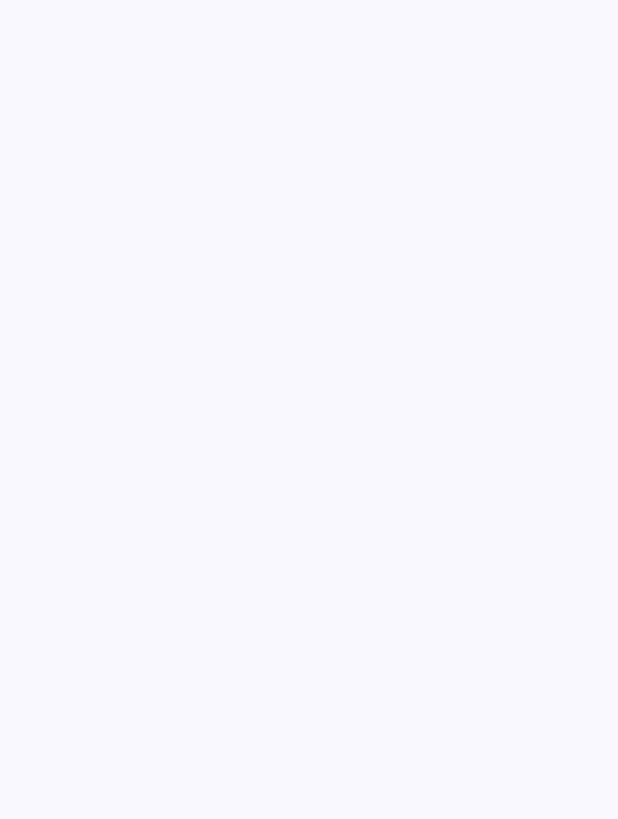
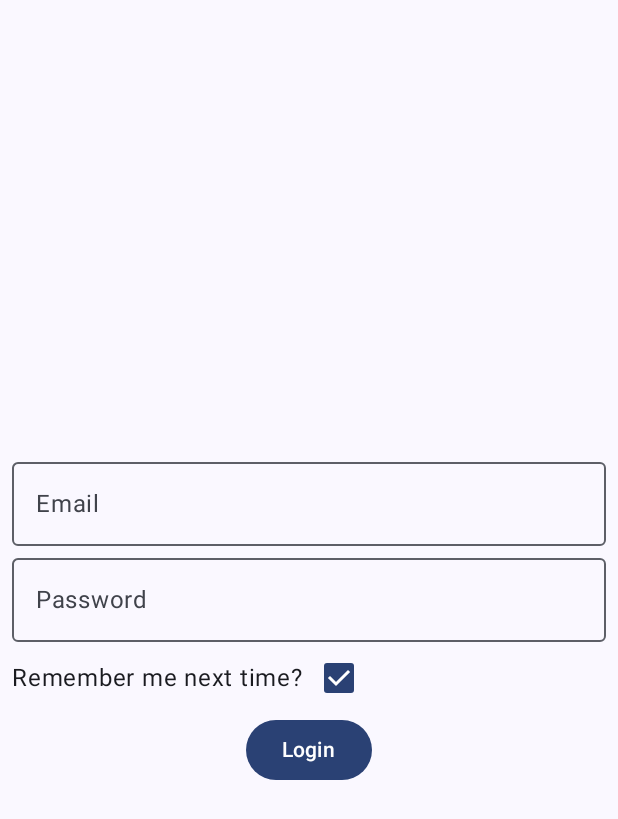
Before and after one commit to AhmedMaad/Banque-Misr-Intern-Projects-2024, an Android app built with Jetpack Compose: the screen it shows after launch (MainActivity), on a phone screen of 412 x 824 dp. Before the commit the part shown is empty. Shown: the top 819 px of the screen. Run offline under Robolectric (Android 15) with nearby library versions, the phone set to English and light mode, and no system bars.

Commit message:
making login with shared preferences

```diff
--- a/Photo Picker App/app/src/main/java/com/maad/photopickerapp/MainActivity.kt
+++ b/Photo Picker App/app/src/main/java/com/maad/photopickerapp/MainActivity.kt
@@ -1,23 +1,22 @@
 package com.maad.photopickerapp
 
+import android.content.Context
 import android.content.Intent
-import android.net.Uri
 import android.os.Bundle
-import android.widget.Toast
 import androidx.activity.ComponentActivity
-import androidx.activity.compose.rememberLauncherForActivityResult
 import androidx.activity.compose.setContent
 import androidx.activity.enableEdgeToEdge
-import androidx.activity.result.contract.ActivityResultContracts
-import androidx.annotation.StringRes
-import androidx.compose.foundation.Image
 import androidx.compose.foundation.layout.Arrangement
+import androidx.compose.foundation.layout.Box
 import androidx.compose.foundation.layout.Column
+import androidx.compose.foundation.layout.Row
 import androidx.compose.foundation.layout.fillMaxSize
-import androidx.compose.foundation.layout.height
+import androidx.compose.foundation.layout.fillMaxWidth
 import androidx.compose.foundation.layout.padding
-import androidx.compose.foundation.layout.width
+import androidx.compose.foundation.text.KeyboardOptions
 import androidx.compose.material3.Button
+import androidx.compose.material3.Checkbox
+import androidx.compose.material3.OutlinedTextField
 import androidx.compose.material3.Scaffold
 import androidx.compose.material3.Text
 import androidx.compose.runtime.Composable
@@ -29,10 +28,11 @@ import androidx.compose.ui.Alignment
 import androidx.compose.ui.Modifier
 import androidx.compose.ui.platform.LocalContext
 import androidx.compose.ui.res.stringResource
+import androidx.compose.ui.text.input.KeyboardType
+import androidx.compose.ui.text.input.PasswordVisualTransformation
+import androidx.compose.ui.text.input.VisualTransformation
 import androidx.compose.ui.tooling.preview.Preview
 import androidx.compose.ui.unit.dp
-import coil.ImageLoader
-import coil.compose.rememberAsyncImagePainter
 import com.maad.photopickerapp.ui.theme.PhotoPickerAppTheme
 
 class MainActivity : ComponentActivity() {
@@ -41,10 +41,85 @@ class MainActivity : ComponentActivity() {
         enableEdgeToEdge()
         setContent {
             PhotoPickerAppTheme {
-                Scaffold(modifier = Modifier.fillMaxSize()) { innerPadding ->
-
+                Scaffold(modifier = Modifier.fillMaxSize()) { _ ->
+                    LoginPage()
                 }
             }
         }
     }
 }
+
+@Composable
+fun LoginPage(modifier: Modifier = Modifier) {
+    Column(
+        verticalArrangement = Arrangement.Center,
+        modifier = modifier
+            .fillMaxSize()
+            .padding(start = 8.dp, end = 8.dp)
+    ) {
+        val context = LocalContext.current
+        val prefs = context.getSharedPreferences("user_data", Context.MODE_PRIVATE)
+        val savedEmail = prefs.getString("email", "")!!
+        val savedPassword = prefs.getString("password", "")!!
+
+
+        var email by remember { mutableStateOf(savedEmail) }
+        var password by remember { mutableStateOf(savedPassword) }
+        var checkBoxState by remember { mutableStateOf(true) }
+
+        OutlinedTextField(
+            value = email,
+            onValueChange = { email = it },
+            label = { Text(text = stringResource(R.string.email)) },
+            keyboardOptions = KeyboardOptions(keyboardType = KeyboardType.Email),
+            modifier = modifier.fillMaxWidth()
+        )
+        OutlinedTextField(
+            value = password,
+            onValueChange = { password = it },
+            label = { Text(text = stringResource(R.string.password)) },
+            visualTransformation = PasswordVisualTransformation(),
+            keyboardOptions = KeyboardOptions(keyboardType = KeyboardType.Password),
+            modifier = modifier.fillMaxWidth()
+        )
+        Row(
+            verticalAlignment = Alignment.CenterVertically
+        ) {
+            Text(text = stringResource(R.string.remember_me_next_time))
+            Checkbox(
+                checked = checkBoxState,
+                onCheckedChange = { checkBoxState = it },
+            )
+        }
+
+        Row(
+            horizontalArrangement = Arrangement.Center,
+            modifier = modifier.fillMaxWidth()
+        ) {
+            Button(onClick = { saveCredentials(email, password, checkBoxState, context) }) {
+                Text(text = stringResource(R.string.login))
+            }
+        }
+
+    }
+}
+
+fun saveCredentials(email: String, pass: String, cbState: Boolean, context: Context) {
+    val editor = context.getSharedPreferences("user_data", Context.MODE_PRIVATE).edit()
+    if (cbState) {
+        editor.putString("email", email)
+        editor.putString("password", pass)
+    } else {
+        editor.putString("email", "")
+        editor.putString("password", "")
+    }
+    editor.apply()
+    val i = Intent(context, PictureChooserActivity::class.java)
+    context.startActivity(i)
+}
+
+@Preview(showBackground = true)
+@Composable
+fun LoginPagePreview() {
+    LoginPage()
+}
--- a/Photo Picker App/app/src/main/res/values/strings.xml
+++ b/Photo Picker App/app/src/main/res/values/strings.xml
@@ -7,4 +7,8 @@
     <string name="black_and_white">Black and White Effect</string>
     <string name="brightness_and_contrast">Brightness and Contrast Effect</string>
     <string name="title_activity_picture_chooser">PictureChooserActivity</string>
+    <string name="email">Email</string>
+    <string name="password">Password</string>
+    <string name="login">Login</string>
+    <string name="remember_me_next_time">Remember me next time?</string>
 </resources>
```
Also changed, not shown: Photo Picker App/app/src/main/java/com/maad/photopickerapp/ImageEffectActivity.kt (+2 -5 lines).
